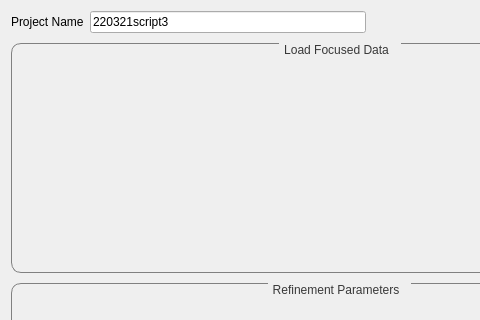
mantidproject/mantid, file qt/python/mantidqtinterfaces/mantidqtinterfaces/Engineering/gui/engineering_diffraction/tabs/gsas2/gsas2_tab.ui: the form before one commit; both pictures show x 0 to 480 and y 0 to 320 of the 677 by 604 pixel window.
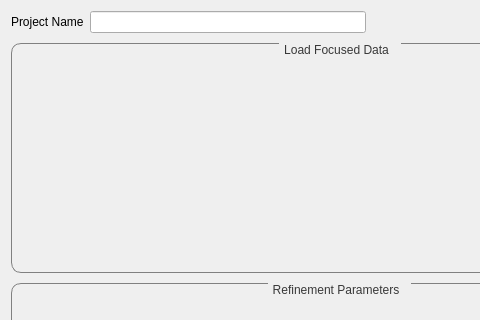
The form after the commit. Custom widgets are drawn as their Qt base class.

The edit to the form file:
```diff
--- a/qt/python/mantidqtinterfaces/mantidqtinterfaces/Engineering/gui/engineering_diffraction/tabs/gsas2/gsas2_tab.ui
+++ b/qt/python/mantidqtinterfaces/mantidqtinterfaces/Engineering/gui/engineering_diffraction/tabs/gsas2/gsas2_tab.ui
@@ -61,11 +61,7 @@
         </widget>
        </item>
        <item row="0" column="1">
-        <widget class="QLineEdit" name="project_name_line_edit">
-         <property name="text">
-          <string>220321script3</string>
-         </property>
-        </widget>
+        <widget class="QLineEdit" name="project_name_line_edit"/>
        </item>
       </layout>
      </item>
```
Left out of the diff: 6 changed lines with no effect on the pictures.
